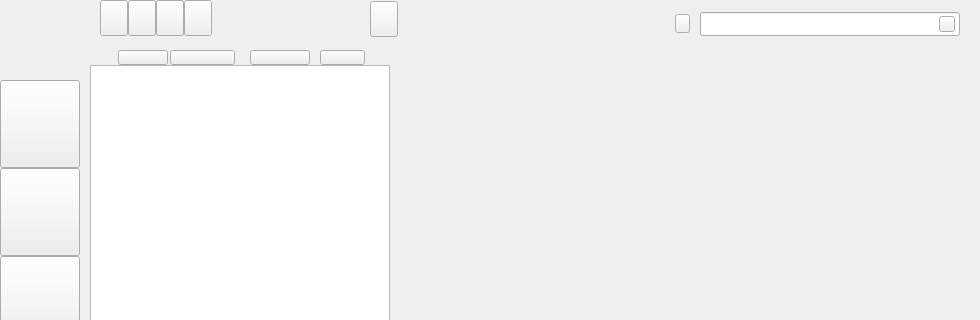
First picture: the form in ui/mainwindow.ui, repository UbuntuKylin/kylin-software-center, before the edit; both pictures show x 0 to 980 and y 0 to 320 of the 980 by 608 pixel window.
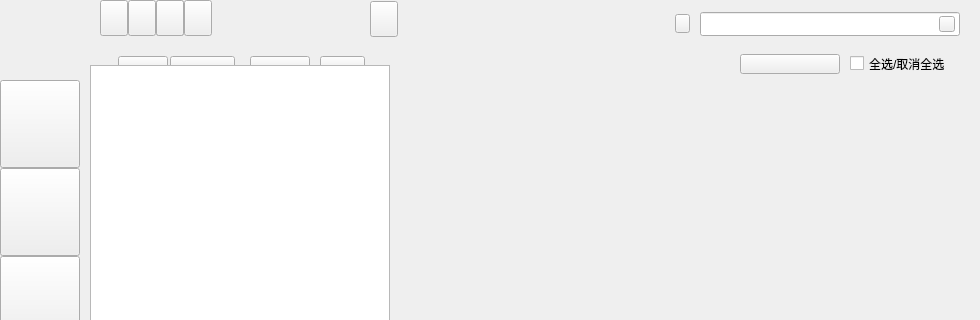
Second picture: the form after the edit.

```diff
--- a/ui/mainwindow.ui
+++ b/ui/mainwindow.ui
@@ -381,7 +381,7 @@
         <property name="geometry">
          <rect>
           <x>0</x>
-          <y>14</y>
+          <y>20</y>
           <width>16</width>
           <height>16</height>
          </rect>
@@ -394,7 +394,7 @@
         <property name="geometry">
          <rect>
           <x>18</x>
-          <y>14</y>
+          <y>20</y>
           <width>50</width>
           <height>15</height>
          </rect>
@@ -407,7 +407,7 @@
         <property name="geometry">
          <rect>
           <x>70</x>
-          <y>14</y>
+          <y>20</y>
           <width>80</width>
           <height>16</height>
          </rect>
@@ -420,7 +420,7 @@
         <property name="geometry">
          <rect>
           <x>220</x>
-          <y>14</y>
+          <y>20</y>
           <width>45</width>
           <height>15</height>
          </rect>
@@ -433,7 +433,7 @@
         <property name="geometry">
          <rect>
           <x>150</x>
-          <y>14</y>
+          <y>20</y>
           <width>60</width>
           <height>15</height>
          </rect>
@@ -456,7 +456,7 @@
         <property name="geometry">
          <rect>
           <x>0</x>
-          <y>14</y>
+          <y>20</y>
           <width>16</width>
           <height>16</height>
          </rect>
@@ -469,7 +469,7 @@
         <property name="geometry">
          <rect>
           <x>18</x>
-          <y>14</y>
+          <y>20</y>
           <width>50</width>
           <height>15</height>
          </rect>
@@ -482,7 +482,7 @@
         <property name="geometry">
          <rect>
           <x>70</x>
-          <y>14</y>
+          <y>20</y>
           <width>65</width>
           <height>15</height>
          </rect>
@@ -932,8 +932,8 @@
       <property name="geometry">
        <rect>
         <x>0</x>
-        <y>26</y>
-        <width>301</width>
+        <y>20</y>
+        <width>300</width>
         <height>15</height>
        </rect>
       </property>
@@ -1058,25 +1058,26 @@
         <height>15</height>
        </rect>
       </property>
-      <widget class="QLabel" name="uatext1">
+      <widget class="QCheckBox" name="cbSelectAll">
        <property name="geometry">
         <rect>
          <x>0</x>
          <y>0</y>
-         <width>50</width>
+         <width>120</width>
          <height>15</height>
         </rect>
        </property>
        <property name="text">
-        <string/>
+        <string>全选/取消全选</string>
        </property>
       </widget>
-      <widget class="QLabel" name="uatext2">
+     </widget>
+     <widget class="QLabel" name="uatitle">
        <property name="geometry">
         <rect>
-         <x>69</x>
-         <y>0</y>
-         <width>44</width>
+        <x>0</x>
+        <y>20</y>
+        <width>300</width>
          <height>15</height>
         </rect>
        </property>
@@ -1084,19 +1085,41 @@
         <string/>
        </property>
       </widget>
-      <widget class="QLabel" name="uacount">
+     <widget class="QPushButton" name="btnInstallAll">
        <property name="geometry">
         <rect>
-         <x>30</x>
-         <y>0</y>
-         <width>50</width>
-         <height>15</height>
+        <x>640</x>
+        <y>18</y>
+        <width>100</width>
+        <height>20</height>
         </rect>
        </property>
        <property name="text">
         <string/>
        </property>
       </widget>
+     <widget class="QWidget" name="uaNoItemWidget" native="true">
+      <property name="geometry">
+       <rect>
+        <x>210</x>
+        <y>134</y>
+        <width>459</width>
+        <height>264</height>
+       </rect>
+      </property>
+     </widget>
+     <widget class="QLabel" name="uaNoItemText">
+      <property name="geometry">
+       <rect>
+        <x>210</x>
+        <y>428</y>
+        <width>459</width>
+        <height>20</height>
+       </rect>
+      </property>
+      <property name="text">
+       <string/>
+      </property>
      </widget>
     </widget>
    </widget>
```
Lines whose indentation alone changed are shown as unchanged.
